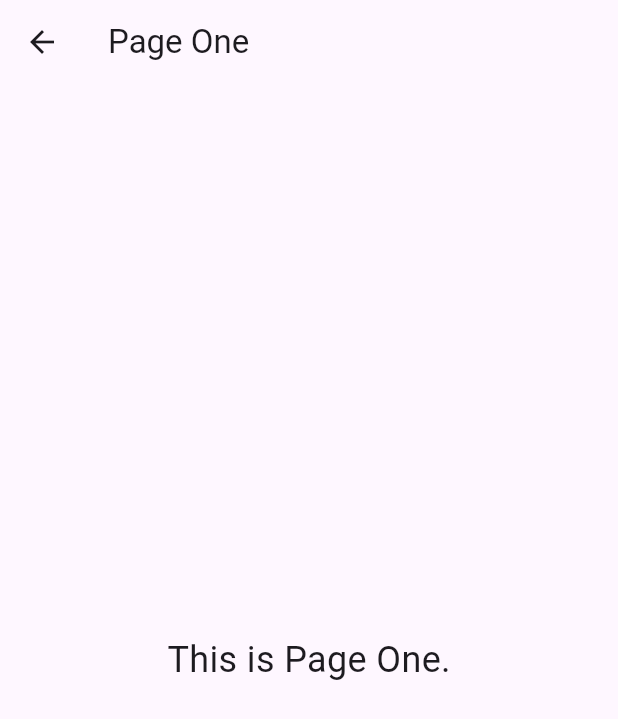
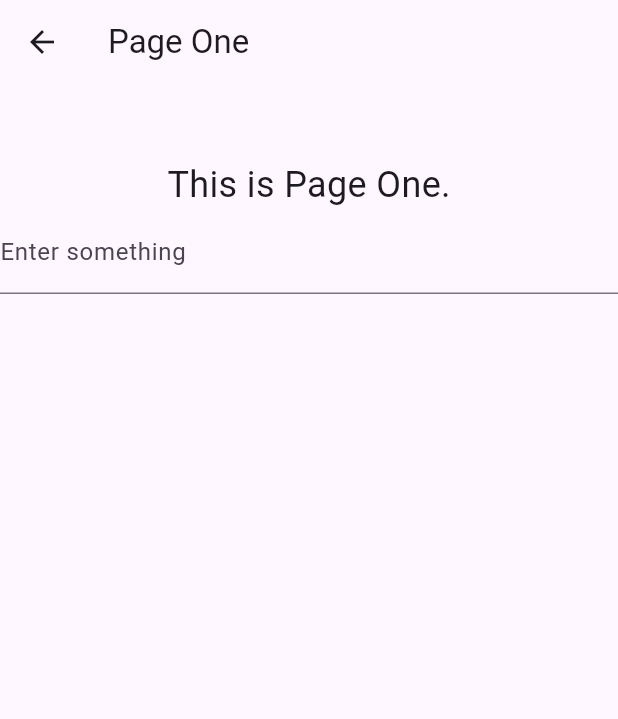
Before and after one commit to DeshanGitHub/Flutter-Practice, a Flutter app: the Screen screen opened directly, on a phone screen of 412 x 824 dp. Shown: the top 719 px of the screen. Run offline on Flutter 3.47's test engine with Material 3 defaults, Android fonts, the phone set to English and light mode, and no system bars.

Commit message:
Add text input and return value handling between screens
Updated Home to handle values returned from Screen and print appropriate messages. Modified Screen to include a TextField and return its value when navigating back using the app bar back button.

```diff
--- a/flutter_projects/lib/screen.dart
+++ b/flutter_projects/lib/screen.dart
@@ -2,20 +2,35 @@ import 'package:flutter/material.dart';
 
 class Screen extends StatelessWidget {
   final String tittle;
+  final TextEditingController controller = TextEditingController();
 
-  const Screen({super.key,required this.tittle});
+  Screen({super.key, required this.tittle});
 
   @override
   Widget build(BuildContext context) {
     return Scaffold(
       appBar: AppBar(
         title: Text(tittle),
+        leading: BackButton(
+          onPressed: () {
+            Navigator.pop(context, controller.text);
+          },
+        ),
       ),
-      body: Center(
-        child: Text(
-          'This is $tittle.',
-          style: const TextStyle(fontSize: 24),
-        ),
+      body: Column(
+        children: [
+          SizedBox(height: 50),
+          Text(
+            'This is $tittle.',
+            style: const TextStyle(fontSize: 24),
+          ),
+          TextField(
+            controller: controller,
+            decoration: const InputDecoration(
+              labelText: 'Enter something',
+            ),
+          ),
+        ],
       ),
     );
   }
```
Also changed, not shown: flutter_projects/lib/home.dart (+19 -6 lines).
